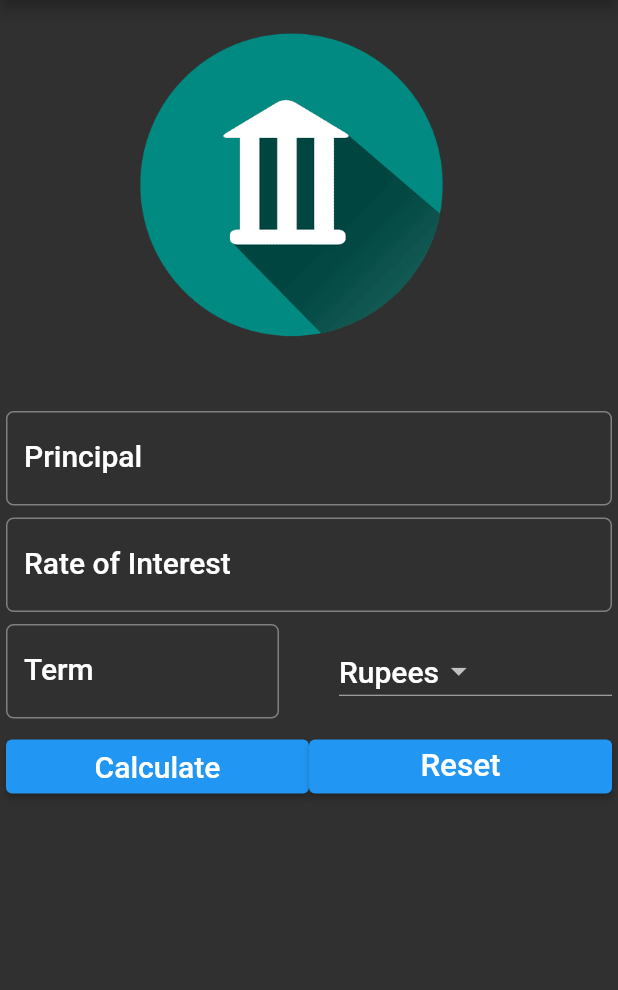
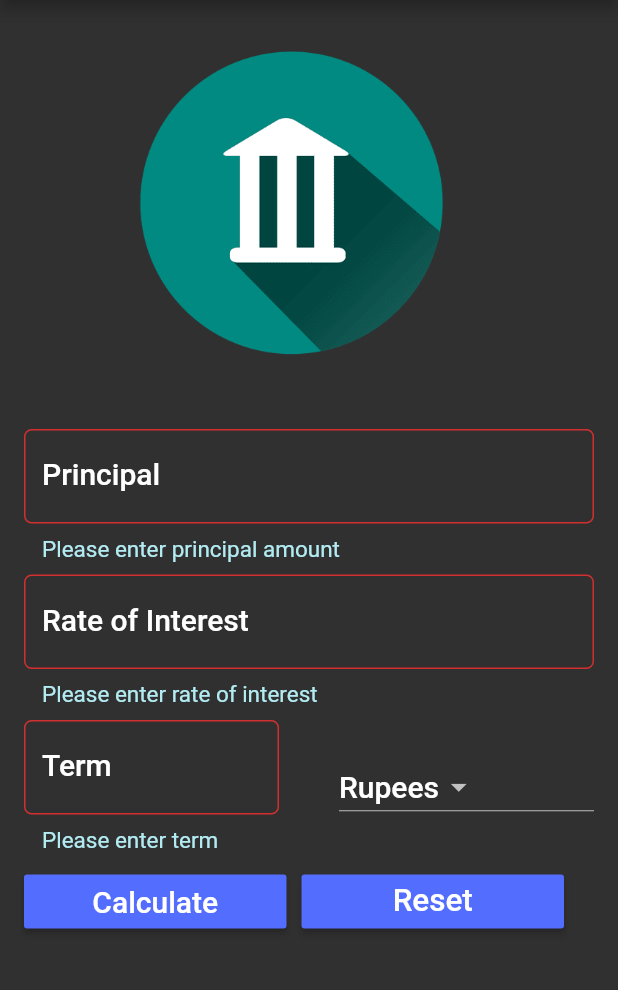
Before and after one commit to Ritikag2906/Simple-Interest-Calculator, a Flutter app: the screen it shows after launch, after a tap on "Calculate", on a phone screen of 412 x 824 dp, the part 84-1074 px from its top. Run offline on Flutter 3.47's test engine with Material 2 defaults, Android fonts, the phone set to English and light mode, and no system bars.

Commit message:
Finished App

```diff
--- a/lib/main.dart
+++ b/lib/main.dart
@@ -12,10 +12,10 @@ class MyApp extends StatelessWidget {
           title: 'Simple Interest Calculator',
           home: SIForm(),
           debugShowCheckedModeBanner: false,
-        theme:
-            ThemeData(brightness: Brightness.dark, primaryColor: Colors.indigo),
-        // accentColor: Colors.indigoAccent
-      ),
+          theme: ThemeData(
+              brightness: Brightness.dark,
+              primaryColor: Colors.indigo,
+              accentColor: Colors.indigoAccent)),
     );
   }
 }
@@ -28,7 +28,9 @@ class SIForm extends StatefulWidget {
 }
 
 class _SIFormState extends State<SIForm> {
-  var _currencies = ['Rupees', 'Dollars', 'Pounds', 'Euros'];
+  var _formKey = GlobalKey<FormState>();
+
+  var _currencies = ['Rupees', 'Dollars', 'Pounds', 'Euros', 'Dinar'];
   final _minimumPadding = 4.0;
   var _currentItemSelected = '';
 
@@ -53,35 +55,51 @@ class _SIFormState extends State<SIForm> {
       appBar: AppBar(
         title: Text("Simple Interest Calculator"),
       ),
-      body: Container(
-        margin: EdgeInsets.all(_minimumPadding),
+      body: Form(
+        key: _formKey,
+        child: Padding(
+            padding: EdgeInsets.all(_minimumPadding * 4),
             child: ListView(
               children: <Widget>[
                 getImageAsset(),
                 Padding(
                     padding: EdgeInsets.only(
                         top: _minimumPadding, bottom: _minimumPadding),
-                child: TextField(
+                    child: TextFormField(
                       keyboardType: TextInputType.number,
                       style: textStyle,
                       controller: principalController,
+                      validator: (String value) {
+                        if (value.isEmpty) {
+                          return 'Please enter principal amount';
+                        }
+                      },
                       decoration: InputDecoration(
                           labelText: 'Principal',
                           hintText: 'Enter Principal e.g. 10000',
                           labelStyle: textStyle,
+                          errorStyle: TextStyle(
+                              color: Colors.cyan[100], fontSize: 15.0),
                           border: OutlineInputBorder(
                               borderRadius: BorderRadius.circular(5.0))),
                     )),
                 Padding(
                     padding: EdgeInsets.only(
                         top: _minimumPadding, bottom: _minimumPadding),
-                child: TextField(
+                    child: TextFormField(
                       keyboardType: TextInputType.number,
                       style: textStyle,
                       controller: roiController,
+                      validator: (String value) {
+                        if (value.isEmpty) {
+                          return 'Please enter rate of interest';
+                        }
+                      },
                       decoration: InputDecoration(
                           labelText: 'Rate of Interest',
                           hintText: 'In Percentage',
+                          errorStyle: TextStyle(
+                              color: Colors.cyan[100], fontSize: 15.0),
                           labelStyle: textStyle,
                           border: OutlineInputBorder(
                               borderRadius: BorderRadius.circular(5.0))),
@@ -92,14 +110,21 @@ class _SIFormState extends State<SIForm> {
                     child: Row(
                       children: <Widget>[
                         Expanded(
-                        child: TextField(
+                            child: TextFormField(
                           keyboardType: TextInputType.number,
                           style: textStyle,
                           controller: termController,
+                          validator: (String value) {
+                            if (value.isEmpty) {
+                              return 'Please enter term';
+                            }
+                          },
                           decoration: InputDecoration(
                               labelText: 'Term',
                               hintText: 'Time in years',
                               labelStyle: textStyle,
+                              errorStyle: TextStyle(
+                                  color: Colors.cyan[100], fontSize: 15.0),
                               border: OutlineInputBorder(
                                   borderRadius: BorderRadius.circular(5.0))),
                         )),
@@ -127,21 +152,32 @@ class _SIFormState extends State<SIForm> {
                         top: _minimumPadding, bottom: _minimumPadding),
                     child: Row(
                       children: <Widget>[
-                    Expanded(
-                        child: ElevatedButton(
-                      // color: Theme.of(context).accentColor,
+                        Container(
+                          width: 175,
+                          // alignment: Alignment.centerRight,
+                          child: RaisedButton(
+                            color: Theme.of(context).accentColor,
+                            padding: EdgeInsets.symmetric(horizontal: 20),
                             child: Text(
                               'Calculate',
                               style: textStyle,
                             ),
                             onPressed: () {
                               setState(() {
+                                if (_formKey.currentState.validate()) {
                                   this.displayResult = _calculateTotalReturns();
+                                }
                               });
                             },
-                    )),
-                    Expanded(
-                        child: ElevatedButton(
+                          ),
+                        ),
+                        SizedBox(width: 10),
+                        Container(
+                          width: 175,
+                          // alignment: Alignment.centerLeft,
+                          child: RaisedButton(
+                            color: Theme.of(context).accentColor,
+                            padding: EdgeInsets.symmetric(horizontal: 20),
                             child: Text(
                               'Reset',
                               // style: textStyle,
@@ -152,7 +188,8 @@ class _SIFormState extends State<SIForm> {
                                 _reset();
                               });
                             },
-                    ))
+                          ),
+                        )
                       ],
                     )),
                 Padding(
@@ -163,7 +200,7 @@ class _SIFormState extends State<SIForm> {
                   ),
                 )
               ],
-        ),
+            )),
       ),
     );
   }
@@ -178,9 +215,11 @@ class _SIFormState extends State<SIForm> {
       height: 250.0,
     );
 
-    return Container(
+    return Center(
+      child: Container(
         child: image,
         margin: EdgeInsets.all(_minimumPadding * 2),
+      ),
     );
   }
 
--- a/pubspec.yaml
+++ b/pubspec.yaml
@@ -28,11 +28,16 @@ dependencies:
   # The following adds the Cupertino Icons font to your application.
   # Use with the CupertinoIcons class for iOS style icons.
   cupertino_icons: ^1.0.2
+  # flutter_launcher_icons: ^0.7.4
 
 dev_dependencies:
   flutter_test:
     sdk: flutter
 
+# flutter_icons:
+#   image_path: "images/bnk.png"
+#   android: true
+#   ios: true
 # For information on the generic Dart part of this file, see the
 # following page: https://dart.dev/tools/pub/pubspec
 
```
Also changed, not shown: 1 other file. Lines whose indentation alone changed are shown as unchanged.
